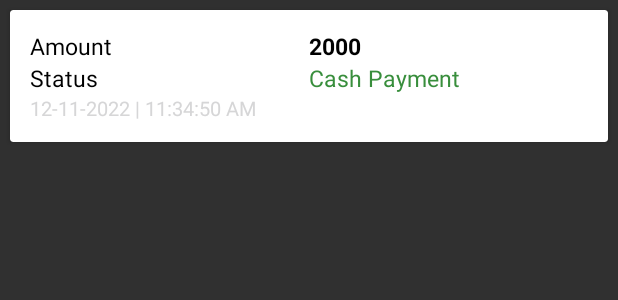
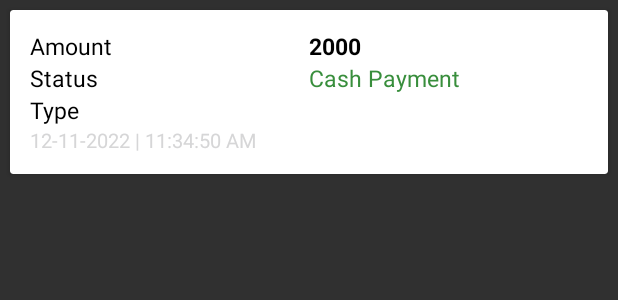
Before and after one commit to jayaprasad356/smart_id_app, an Android app: the layout redeem_list_layout.xml on its own in the app's theme, with its tools: preview values and no code run, on a phone screen of 412 x 824 dp. Shown: the top 300 px of the screen. Run offline under Robolectric (Android 15) with nearby library versions, the phone set to English and light mode, and no system bars; network calls fail.

Commit message:
minor bug fixed

```diff
--- a/app/build.gradle
+++ b/app/build.gradle
@@ -11,8 +11,8 @@ android {
         applicationId "com.app.fortuneapp"
         minSdk 21
         targetSdk 32
-        versionCode 6
-        versionName "6.0"
+        versionCode 9
+        versionName "9.0"
 
         testInstrumentationRunner "androidx.test.runner.AndroidJUnitRunner"
     }
--- a/app/src/main/java/com/app/fortuneapp/Adapter/RedeemedAdapter.java
+++ b/app/src/main/java/com/app/fortuneapp/Adapter/RedeemedAdapter.java
@@ -45,6 +45,7 @@ public class RedeemedAdapter extends RecyclerView.Adapter<RecyclerView.ViewHolde
         }
         holder.tvStatus.setText(redeem.getStatus());
         holder.tvDateTime.setText(redeem.getDatetime());
+        holder.tvType.setText(redeem.getType());
 
     }
 
@@ -56,12 +57,13 @@ public class RedeemedAdapter extends RecyclerView.Adapter<RecyclerView.ViewHolde
 
     static class ItemHolder extends RecyclerView.ViewHolder {
 
-        final TextView tvAmount,tvStatus,tvDateTime;
+        final TextView tvAmount,tvStatus,tvDateTime,tvType;
         public ItemHolder(@NonNull View itemView) {
             super(itemView);
             tvAmount = itemView.findViewById(R.id.tvAmount);
             tvStatus = itemView.findViewById(R.id.tvStatus);
             tvDateTime = itemView.findViewById(R.id.tvDateTime);
+            tvType = itemView.findViewById(R.id.tvType);
 
 
 
--- a/app/src/main/java/com/app/fortuneapp/activities/MainActivity.java
+++ b/app/src/main/java/com/app/fortuneapp/activities/MainActivity.java
@@ -103,7 +103,7 @@ public class MainActivity extends AppCompatActivity {
 
 
         } else {
-            if (session.getData(Constant.STATUS).equals("0")) {
+             if (session.getData(Constant.STATUS).equals("0")) {
                 fm.beginTransaction().replace(R.id.Container, new InFoFragment()).commitAllowingStateLoss();
             } else {
                 if (session.getData(Constant.TASK_TYPE).equals("champion")) {
--- a/app/src/main/java/com/app/fortuneapp/activities/ReferEarnActivity.java
+++ b/app/src/main/java/com/app/fortuneapp/activities/ReferEarnActivity.java
@@ -66,7 +66,7 @@ public class ReferEarnActivity extends AppCompatActivity {
                     shareIntent.setType("text/plain");
                     shareIntent.putExtra(Intent.EXTRA_SUBJECT, "My application name");
                     String shareMessage= "\nDOWNLOAD THE APP AND GET UNLIMITED EARNING .you can also Download App from below link and enter referral code while login-"+"\n"+text+"\n";
-                    shareMessage = shareMessage +"\n\n";
+                    shareMessage = shareMessage +"\n https://play.google.com/store/apps/details?id=com.app.fortuneapp \n\n";
                     shareIntent.putExtra(Intent.EXTRA_TEXT, shareMessage);
                     startActivity(Intent.createChooser(shareIntent, "choose one"));
                 } catch(Exception e) {
--- a/app/src/main/java/com/app/fortuneapp/helper/Constant.java
+++ b/app/src/main/java/com/app/fortuneapp/helper/Constant.java
@@ -13,10 +13,11 @@ import java.util.Date;
 import java.util.Locale;
 
 public class Constant {
-    //public static final String MainBaseUrl = "https://admin.fortuneapp.in/";
+    public static final String MainBaseUrl = "https://admin.fortuneapp.in/";
     //public static final String MainBaseUrl = "https://abcd.greymatterworks.in/";
     //public static final String MainBaseUrl = "http://192.168.43.38/fortune/";
-    public static final String MainBaseUrl = "https://demofortune.graymatterworks.com/";
+    //public static final String MainBaseUrl = "https://demofortune.graymatterworks.com/";
+    //public static final String MainBaseUrl = "https://demo.fortuneapp.in/";
     public static final String BaseUrl = MainBaseUrl + "api/";
     public static final String SEND_ADMIN_NOTIFY_URL = BaseUrl + "sendadminnotify.php";
     public static final String LOGIN_URL = BaseUrl + "login.php";
--- a/app/src/main/res/layout/redeem_list_layout.xml
+++ b/app/src/main/res/layout/redeem_list_layout.xml
@@ -87,6 +87,34 @@
 
 
             </LinearLayout>
+            <LinearLayout
+                android:layout_width="match_parent"
+                android:layout_height="wrap_content"
+                android:orientation="horizontal"
+                android:weightSum="2"
+                android:layout_marginHorizontal="@dimen/_10sdp"
+                >
+
+
+                <TextView
+                    android:layout_weight="1"
+                    android:layout_width="match_parent"
+                    android:layout_height="wrap_content"
+                    android:text="Type"
+                    android:textColor="@color/black"
+                    android:textSize="@dimen/_12sdp"
+                    />
+                <TextView
+                    android:id="@+id/tvType"
+                    android:layout_weight="1"
+                    android:layout_width="match_parent"
+                    android:layout_height="wrap_content"
+                    android:text=""
+                    android:textSize="@dimen/_12sdp"
+                    />
+
+
+            </LinearLayout>
             <TextView
                 android:id="@+id/tvDateTime"
                 android:layout_width="match_parent"
```
Also changed, not shown: app/src/main/java/com/app/fortuneapp/activities/ReferDetailsActivity.java (+8 -7 lines), app/src/main/java/com/app/fortuneapp/activities/SplashActivity.java (+20 -0 lines), app/src/main/java/com/app/fortuneapp/fragment/InFoFragment.java (+10 -4 lines), app/src/main/java/com/app/fortuneapp/fragment/ProfileFragment.java (+9 -4 lines), app/src/main/java/com/app/fortuneapp/model/Redeem.java (+9 -9 lines).
